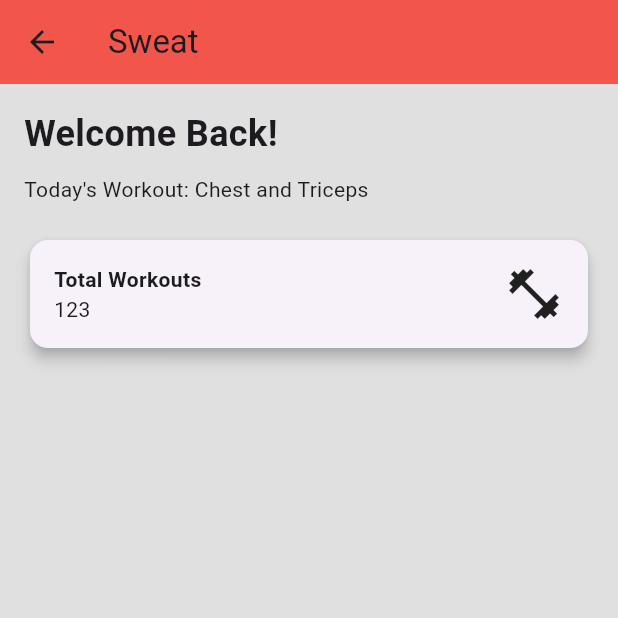
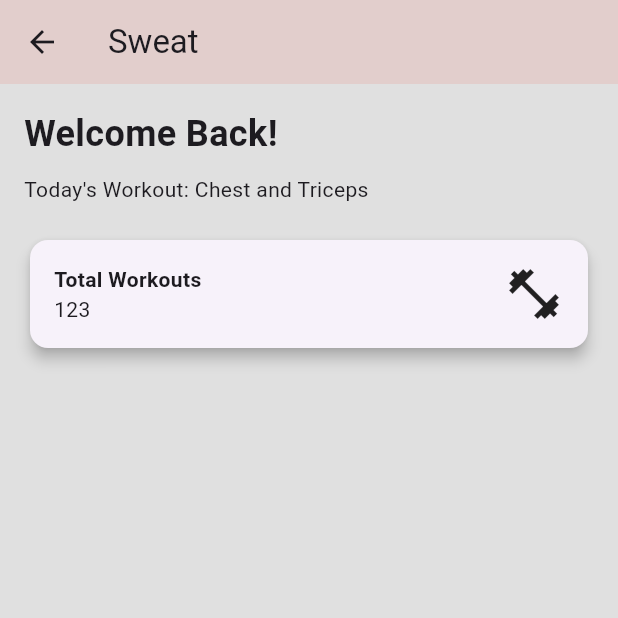
Before and after one commit to Adarsha5421/Sweat_fitness_mobiles, a Flutter app: the HomePage screen opened directly, on a phone screen of 412 x 824 dp, the top half of it. Run offline on Flutter 3.47's test engine with Material 3 defaults, Android fonts, the phone set to English and light mode, and no system bars; our stand-ins replace bloc, dartz, dio, equatable, flutter_bloc, flutter_spinkit and 9 more; accounts and stored records are empty; network calls fail; Roboto replaces fonts that are missing (Montserrat Regular).

Commit message:
homepage

```diff
--- a/lib/view/homepage_view.dart
+++ b/lib/view/homepage_view.dart
@@ -8,7 +8,7 @@ class HomePage extends StatelessWidget {
     return Scaffold(
       appBar: AppBar(
         title: const Text("Sweat"),
-        backgroundColor: const Color.fromARGB(255, 242, 86, 75),
+        backgroundColor: const Color.fromARGB(290, 242, 86, 75),
       ),
       body: const Padding(
         padding: EdgeInsets.all(16.0),
```
